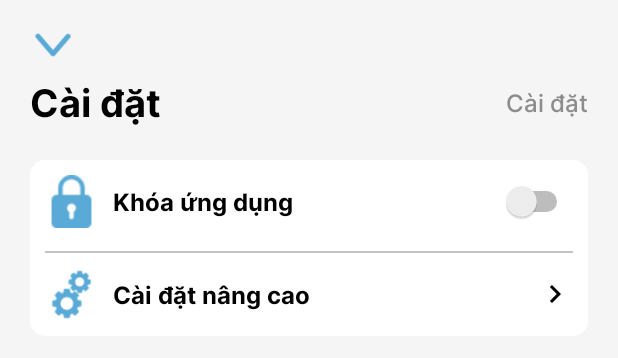
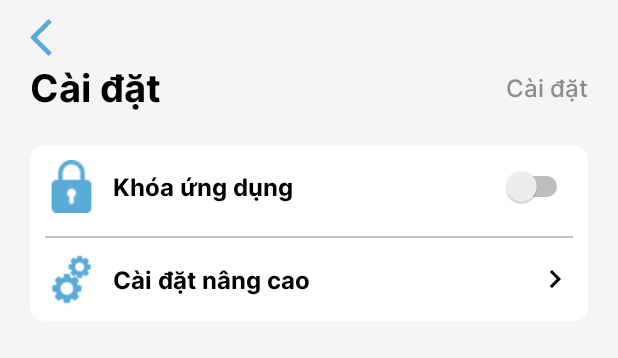
Before and after one commit to doanvu2000/Daily-Planner, an Android app: the layout fragment_setting.xml on its own in the app's theme, with its tools: preview values and no code run, on a phone screen of 412 x 824 dp. Shown: the top 358 px of the screen. Run offline under Robolectric (Android 15) with nearby library versions, the phone set to English and light mode, and no system bars.

Commit message:
change layout

```diff
--- a/app/src/main/java/com/dd/company/dailyplanner/ui/addplan/AddPlanActivity.kt
+++ b/app/src/main/java/com/dd/company/dailyplanner/ui/addplan/AddPlanActivity.kt
@@ -351,6 +351,7 @@ class AddPlanActivity : BaseActivity<ActivityAddPlanBinding>() {
         }
         val timePickerDialog = TimePickerDialog(
             this,
+            R.style.DialogTheme,
             timeSetListener, lastSelectedHourEnd, lastSelectedMinuteEnd, is24HView
         )
         timePickerDialog.show()
@@ -368,6 +369,7 @@ class AddPlanActivity : BaseActivity<ActivityAddPlanBinding>() {
         }
         val timePickerDialog = TimePickerDialog(
             this,
+            R.style.DialogTheme,
             timeSetListener, lastSelectedHourStart, lastSelectedMinuteStart, is24HView
         )
         timePickerDialog.show()
--- a/app/src/main/java/com/dd/company/dailyplanner/ui/copyplan/CopyPlanActivity.kt
+++ b/app/src/main/java/com/dd/company/dailyplanner/ui/copyplan/CopyPlanActivity.kt
@@ -358,6 +358,7 @@ class CopyPlanActivity : BaseActivity<ActivityCopyPlanBinding>() {
         }
         val timePickerDialog = TimePickerDialog(
             this,
+            R.style.DialogTheme,
             timeSetListener, lastSelectedHourEnd, lastSelectedMinuteEnd, is24HView
         )
         timePickerDialog.show()
@@ -375,6 +376,7 @@ class CopyPlanActivity : BaseActivity<ActivityCopyPlanBinding>() {
         }
         val timePickerDialog = TimePickerDialog(
             this,
+            R.style.DialogTheme,
             timeSetListener, lastSelectedHourStart, lastSelectedMinuteStart, is24HView
         )
         timePickerDialog.show()
--- a/app/src/main/java/com/dd/company/dailyplanner/ui/editplan/EditPlanActivity.kt
+++ b/app/src/main/java/com/dd/company/dailyplanner/ui/editplan/EditPlanActivity.kt
@@ -320,6 +320,7 @@ class EditPlanActivity : BaseActivity<ActivityEditPlanBinding>() {
         }
         val timePickerDialog = TimePickerDialog(
             this,
+            R.style.DialogTheme,
             timeSetListener, lastSelectedHourEnd, lastSelectedMinuteEnd, is24HView
         )
         timePickerDialog.show()
@@ -337,6 +338,7 @@ class EditPlanActivity : BaseActivity<ActivityEditPlanBinding>() {
         }
         val timePickerDialog = TimePickerDialog(
             this,
+            R.style.DialogTheme,
             timeSetListener, lastSelectedHourStart, lastSelectedMinuteStart, is24HView
         )
         timePickerDialog.show()
--- a/app/src/main/java/com/dd/company/dailyplanner/ui/home/PlanAdapter.kt
+++ b/app/src/main/java/com/dd/company/dailyplanner/ui/home/PlanAdapter.kt
@@ -20,8 +20,8 @@ class PlanAdapter : BaseAdapterRecyclerView<PlanEntity, ItemLayoutPlanBinding>()
     @SuppressLint("SetTextI18n")
     override fun bindData(binding: ItemLayoutPlanBinding, item: PlanEntity, position: Int) {
         val context = binding.root.context
-        binding.tvTimeStart.text = getHourMinutes(item.startTime)
-        binding.tvTimeEnd.text = getHourMinutes(item.endTime)
+        binding.tvTimeStart.text = DateUtil.getHourMinuteFormatFromLong(item.startTime)
+        binding.tvTimeEnd.text = DateUtil.getHourMinuteFormatFromLong(item.endTime)
         binding.imgIconPlan.setImageResource(context.getDrawableIdByName(item.icon))
         binding.tvTimeCountPlan.text = "${binding.tvTimeStart.text}-${binding.tvTimeEnd.text} " +
                 "(${DateUtil.diffTime(item.startTime, item.endTime)})"
--- a/app/src/main/java/com/dd/company/dailyplanner/ui/setting/AdvanceSettingFrag.kt
+++ b/app/src/main/java/com/dd/company/dailyplanner/ui/setting/AdvanceSettingFrag.kt
@@ -28,6 +28,7 @@ class AdvanceSettingFrag : BaseFragment<LayoutAdvanceSettingBinding>() {
     }
 
     override fun initData() {
+        binding.toolbar.toolbarTitle.text = "Cài đặt nâng cao"
     }
 
     override fun initListener() {
--- a/app/src/main/res/layout/activity_inbox.xml
+++ b/app/src/main/res/layout/activity_inbox.xml
@@ -11,7 +11,7 @@
         android:id="@+id/btnClose"
         android:layout_width="30dp"
         android:layout_height="30dp"
-        android:src="@drawable/ic_arrow_down" />
+        android:src="@drawable/ic_back_toolbar" />
 
     <ImageView
         android:id="@+id/btnAddnewInbox"
--- a/app/src/main/res/layout/activity_main.xml
+++ b/app/src/main/res/layout/activity_main.xml
@@ -81,6 +81,7 @@
         android:layout_width="wrap_content"
         android:layout_height="wrap_content"
         android:layout_alignParentRight="true"
+        android:backgroundTint="@color/aqua"
         android:layout_alignParentBottom="true"
         android:layout_margin="30dp"
         android:src="@drawable/ic_add"
--- a/app/src/main/res/layout/fragment_setting.xml
+++ b/app/src/main/res/layout/fragment_setting.xml
@@ -7,12 +7,12 @@
 
     <ImageView
         android:id="@+id/iv_back"
-        android:layout_width="40dp"
-        android:layout_height="40dp"
-        android:layout_marginStart="15dp"
+        android:layout_width="30dp"
+        android:layout_height="30dp"
+        android:layout_marginStart="20dp"
         android:layout_marginTop="10dp"
         android:adjustViewBounds="true"
-        android:src="@drawable/ic_arrow_down" />
+        android:src="@drawable/ic_back_toolbar" />
 
     <RelativeLayout
         android:layout_width="match_parent"
--- a/app/src/main/res/layout/toolbar_setting.xml
+++ b/app/src/main/res/layout/toolbar_setting.xml
@@ -8,6 +8,7 @@
         android:id="@+id/iv_back"
         android:layout_width="wrap_content"
         android:layout_height="wrap_content"
+        android:layout_marginStart="20dp"
         android:background="?selectableItemBackgroundBorderless"
         android:padding="10dp"
         android:src="@drawable/ic_back_toolbar"
--- a/app/src/main/res/values/style.xml
+++ b/app/src/main/res/values/style.xml
@@ -34,4 +34,8 @@
         <item name="android:textColorPrimary">@color/black</item>
         <item name="android:textSize">20sp</item>
     </style>
+
+    <style name="DialogTheme" parent="Theme.AppCompat.Light.Dialog">
+        <item name="colorAccent">@color/aqua</item>
+    </style>
 </resources>
```
Also changed, not shown: app/src/main/java/com/dd/company/dailyplanner/utils/DateUtil.kt (+2 -7 lines).
